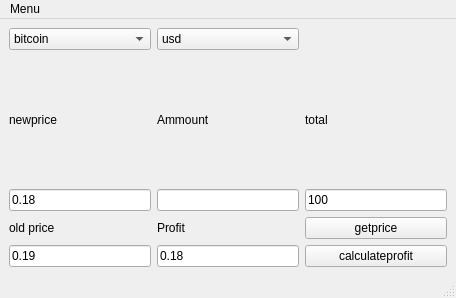
Above: mainwindow.ui from netpipe/QuickCoin before the change. Below: the same form after it.
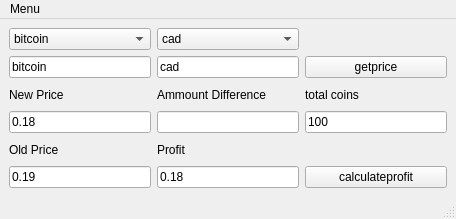
That is the form after the change.

What changed in the file:
```diff
--- a/mainwindow.ui
+++ b/mainwindow.ui
@@ -7,7 +7,7 @@
     <x>0</x>
     <y>0</y>
     <width>456</width>
-    <height>298</height>
+    <height>219</height>
    </rect>
   </property>
   <property name="windowTitle">
@@ -15,93 +15,27 @@
   </property>
   <widget class="QWidget" name="centralwidget">
    <layout class="QGridLayout" name="gridLayout">
-    <item row="4" column="0">
-     <widget class="QLabel" name="label_3">
-      <property name="text">
-       <string>old price</string>
-      </property>
-     </widget>
-    </item>
-    <item row="4" column="2">
-     <widget class="QPushButton" name="pushButton">
-      <property name="text">
-       <string>getprice</string>
-      </property>
-     </widget>
-    </item>
     <item row="5" column="0">
+     <widget class="QLabel" name="label_3">
+      <property name="text">
+       <string>Old Price</string>
+      </property>
+     </widget>
+    </item>
+    <item row="6" column="0">
      <widget class="QLineEdit" name="oldprice">
       <property name="text">
        <string>0.19</string>
       </property>
      </widget>
     </item>
-    <item row="3" column="0">
+    <item row="4" column="0">
      <widget class="QLineEdit" name="newprice">
       <property name="text">
        <string>0.18</string>
       </property>
      </widget>
     </item>
-    <item row="2" column="2">
-     <widget class="QLabel" name="label_5">
-      <property name="text">
-       <string>total</string>
-      </property>
-     </widget>
-    </item>
-    <item row="3" column="2">
-     <widget class="QLineEdit" name="total">
-      <property name="text">
-       <string>100</string>
-      </property>
-     </widget>
-    </item>
-    <item row="5" column="2">
-     <widget class="QPushButton" name="pushButton_2">
-      <property name="text">
-       <string>calculateprofit</string>
-      </property>
-     </widget>
-    </item>
-    <item row="2" column="0">
-     <widget class="QLabel" name="label">
-      <property name="text">
-       <string>newprice</string>
-      </property>
-     </widget>
-    </item>
-    <item row="2" column="1">
-     <widget class="QLabel" name="label_2">
-      <property name="text">
-       <string>Ammount</string>
-      </property>
-     </widget>
-    </item>
-    <item row="4" column="1">
-     <widget class="QLabel" name="label_4">
-      <property name="text">
-       <string>Profit</string>
-      </property>
-     </widget>
-    </item>
-    <item row="3" column="1">
-     <widget class="QLineEdit" name="ammount">
-      <property name="enabled">
-       <bool>true</bool>
-      </property>
-      <property name="text">
-       <string/>
-      </property>
-     </widget>
-    </item>
-    <item row="5" column="1">
-     <widget class="QLineEdit" name="profit">
-      <property name="text">
-       <string>0.18</string>
-      </property>
-     </widget>
-    </item>
     <item row="1" column="0">
      <widget class="QComboBox" name="coin">
       <item>
@@ -148,11 +82,6 @@
     </item>
     <item row="1" column="1">
      <widget class="QComboBox" name="country">
-      <item>
-       <property name="text">
-        <string>usd</string>
-       </property>
-      </item>
       <item>
        <property name="text">
         <string>cad</string>
@@ -165,6 +94,86 @@
       </item>
      </widget>
     </item>
+    <item row="3" column="2">
+     <widget class="QLabel" name="label_5">
+      <property name="text">
+       <string>total coins</string>
+      </property>
+     </widget>
+    </item>
+    <item row="4" column="2">
+     <widget class="QLineEdit" name="total">
+      <property name="text">
+       <string>100</string>
+      </property>
+     </widget>
+    </item>
+    <item row="6" column="2">
+     <widget class="QPushButton" name="pushButton_2">
+      <property name="text">
+       <string>calculateprofit</string>
+      </property>
+     </widget>
+    </item>
+    <item row="3" column="0">
+     <widget class="QLabel" name="label">
+      <property name="text">
+       <string>New Price</string>
+      </property>
+     </widget>
+    </item>
+    <item row="3" column="1">
+     <widget class="QLabel" name="label_2">
+      <property name="text">
+       <string>Ammount Difference</string>
+      </property>
+     </widget>
+    </item>
+    <item row="5" column="1">
+     <widget class="QLabel" name="label_4">
+      <property name="text">
+       <string>Profit</string>
+      </property>
+     </widget>
+    </item>
+    <item row="4" column="1">
+     <widget class="QLineEdit" name="ammount">
+      <property name="enabled">
+       <bool>true</bool>
+      </property>
+      <property name="text">
+       <string/>
+      </property>
+     </widget>
+    </item>
+    <item row="6" column="1">
+     <widget class="QLineEdit" name="profit">
+      <property name="text">
+       <string>0.18</string>
+      </property>
+     </widget>
+    </item>
+    <item row="2" column="0">
+     <widget class="QLineEdit" name="cointxt">
+      <property name="text">
+       <string>bitcoin</string>
+      </property>
+     </widget>
+    </item>
+    <item row="2" column="1">
+     <widget class="QLineEdit" name="countrytxt">
+      <property name="text">
+       <string>cad</string>
+      </property>
+     </widget>
+    </item>
+    <item row="2" column="2">
+     <widget class="QPushButton" name="pushButton">
+      <property name="text">
+       <string>getprice</string>
+      </property>
+     </widget>
+    </item>
    </layout>
   </widget>
   <widget class="QMenuBar" name="menubar">
```
Left out of the diff: 5 changed lines with no effect on the pictures.
